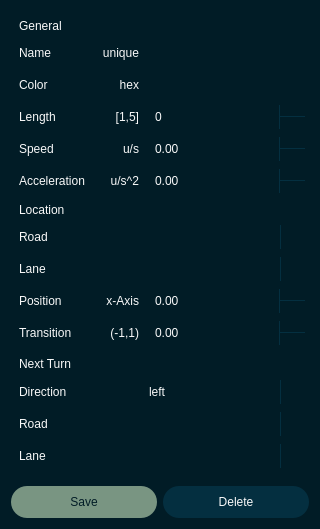
Above: pse/umlsl_editor/src/view/widgets/qt_widgets/car_dialog.ui from 69420pm/UMLSL-traffic-editor before the change. Below: the same form after it.
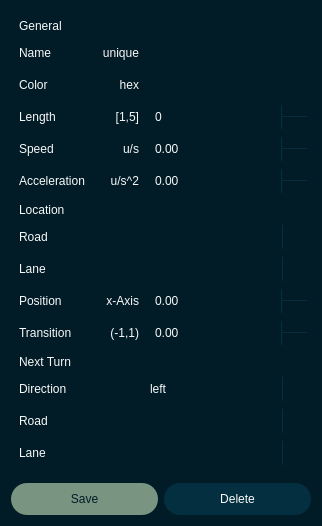
That is the form after the change. Icons and pictures are not drawn.

Patch:
```diff
--- a/pse/umlsl_editor/src/view/widgets/qt_widgets/car_dialog.ui
+++ b/pse/umlsl_editor/src/view/widgets/qt_widgets/car_dialog.ui
@@ -21,13 +21,13 @@
   </property>
   <property name="minimumSize">
    <size>
-    <width>320</width>
+    <width>0</width>
     <height>0</height>
    </size>
   </property>
   <property name="maximumSize">
    <size>
-    <width>320</width>
+    <width>16777215</width>
     <height>999999</height>
    </size>
   </property>
@@ -206,6 +206,9 @@
 }</string>
   </property>
   <layout class="QVBoxLayout" name="verticalLayout">
+   <property name="sizeConstraint">
+    <enum>QLayout::SizeConstraint::SetFixedSize</enum>
+   </property>
    <item>
     <widget class="QWidget" name="widget" native="true">
      <layout class="QVBoxLayout" name="General">
@@ -262,10 +265,16 @@
        <widget class="QWidget" name="widget" native="true">
         <property name="minimumSize">
          <size>
-          <width>75</width>
+          <width>300</width>
           <height>0</height>
          </size>
         </property>
+        <property name="maximumSize">
+         <size>
+          <width>300</width>
+          <height>16777215</height>
+         </size>
+        </property>
         <property name="class" stdset="0">
          <string>container</string>
         </property>
```
